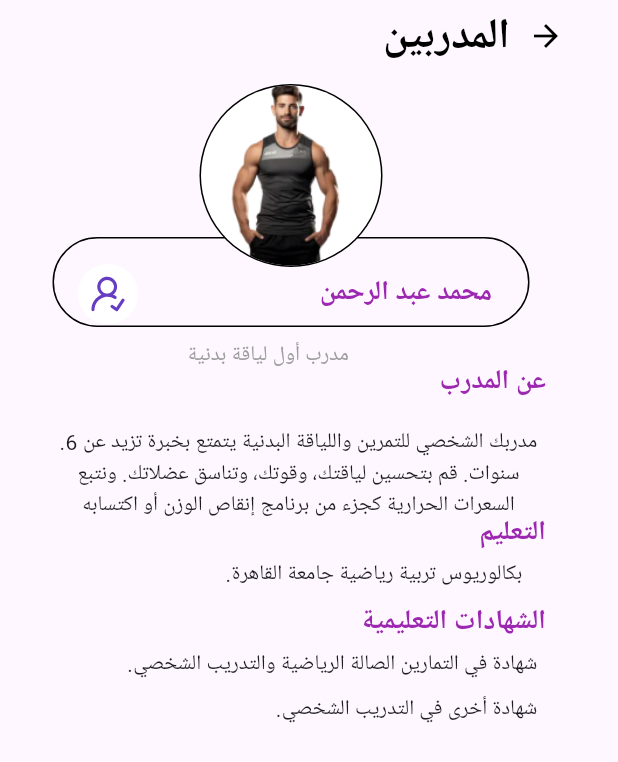
After one commit to mohamedredaelsheikh/Gym_App, a Flutter app: the TrainerInfoView screen opened directly, on a phone screen of 412 x 824 dp. The commit adds this screen. Shown: the top 762 px of the screen. Run offline on Flutter 3.47's test engine with Material 3 defaults, Android fonts, the phone set to English and light mode, and no system bars; our stand-ins replace flutter_svg; Roboto replaces fonts that are missing (Inter).

Commit message:
finish trainer info view.

```diff
--- a/lib/core/utlis/styles.dart
+++ b/lib/core/utlis/styles.dart
@@ -40,4 +40,10 @@ abstract class Styles {
       fontFamily: 'Inter',
       fontWeight: FontWeight.w500,
       height: 0);
+
+  static TextStyle styleBoldPurple18 = const TextStyle(
+    fontSize: 18,
+    fontWeight: FontWeight.bold,
+    color: Colors.purple,
+  );
 }
--- /dev/null
+++ b/lib/features/Home_feature/presentation/views/trainer_info_view.dart
@@ -0,0 +1,15 @@
+import 'package:flutter/material.dart';
+import 'package:gym_app/features/Home_feature/presentation/views/widgets/trainer_info_view_body.dart';
+
+class TrainerInfoView extends StatelessWidget {
+  const TrainerInfoView({super.key});
+
+  @override
+  Widget build(BuildContext context) {
+    return const SafeArea(
+      child: Scaffold(
+        body: TrainerInfoViewBody(),
+      ),
+    );
+  }
+}
--- /dev/null
+++ b/lib/features/Home_feature/presentation/views/widgets/trainer_info_view_body.dart
@@ -0,0 +1,202 @@
+import 'package:flutter/material.dart';
+import 'package:flutter_svg/svg.dart';
+import 'package:gym_app/core/utlis/styles.dart';
+import 'package:gym_app/features/Home_feature/presentation/views/widgets/custom_app_bar.dart';
+
+class TrainerInfoViewBody extends StatelessWidget {
+  const TrainerInfoViewBody({super.key});
+
+  @override
+  Widget build(BuildContext context) {
+    return Padding(
+      padding: const EdgeInsets.only(right: 24),
+      child: Stack(
+        clipBehavior: Clip.none,
+        children: [
+          const CustomAppBar(
+            title: "المدربين",
+          ),
+          const SizedBox(
+            height: 35,
+          ),
+          Positioned(
+            right: 0,
+            left: 0,
+            bottom: -170,
+            child: SizedBox(
+              height: 60,
+              child: Padding(
+                padding: const EdgeInsets.symmetric(
+                  horizontal: 35,
+                ),
+                child: ListTile(
+                  shape: RoundedRectangleBorder(
+                    borderRadius: BorderRadius.circular(30),
+                    side: const BorderSide(color: Colors.black),
+                  ),
+                  leading: CircleAvatar(
+                    backgroundColor: Colors.white,
+                    child: SvgPicture.asset(
+                      "assets/images/Group.svg",
+                      height: 25,
+                    ),
+                  ),
+                  title: Align(
+                    alignment: Alignment.centerRight,
+                    child: Text(
+                      'محمد عبد الرحمن',
+                      style: Styles.styleBoldPurple18,
+                    ),
+                  ),
+                ),
+              ),
+            ),
+          ),
+          const Positioned(
+            right: 0,
+            left: 0,
+            bottom: -130,
+            child: SizedBox(
+              height: 122,
+              child: CircleAvatar(
+                radius: 61,
+                backgroundColor: Colors.black,
+                child: CircleAvatar(
+                  radius: 60,
+                  backgroundColor: Colors.white,
+                  backgroundImage: AssetImage(
+                      'assets/images/trainer.png'), // Replace with the actual image
+                ),
+              ),
+            ),
+          ),
+          const SizedBox(height: 8),
+          const Positioned(
+            right: 0,
+            left: 125,
+            bottom: -200,
+            child: Text(
+              'مدرب أول لياقة بدنية',
+              style: TextStyle(
+                color: Colors.grey,
+              ),
+            ),
+          ),
+          const SizedBox(height: 16),
+          Positioned(
+            right: 0,
+            left: 125,
+            bottom: -220,
+            child: Padding(
+              padding: const EdgeInsets.symmetric(horizontal: 24),
+              child: Align(
+                alignment: Alignment.topRight,
+                child: Text(
+                  "عن المدرب",
+                  style: Styles.styleBoldPurple18,
+                ),
+              ),
+            ),
+          ),
+          const Positioned(
+            right: 0,
+            left: 10,
+            bottom: -300,
+            child: Padding(
+              padding: EdgeInsets.symmetric(horizontal: 24),
+              child: Text(
+                '.مدربك الشخصي للتمرين واللياقة البدنية يتمتع بخبرة تزيد عن 6 سنوات. قم بتحسين لياقتك، وقوتك، وتناسق عضلاتك. ونتبع السعرات الحرارية كجزء من برنامج إنقاص الوزن أو اكتسابه',
+                textAlign: TextAlign.center,
+                maxLines: 5,
+              ),
+            ),
+          ),
+          const SizedBox(
+            height: 10,
+          ),
+          Positioned(
+            right: 0,
+            left: 10,
+            bottom: -320,
+            child: Padding(
+              padding: const EdgeInsets.symmetric(horizontal: 24),
+              child: Align(
+                alignment: Alignment.topRight,
+                child: Text(
+                  'التعليم',
+                  style: Styles.styleBoldPurple18,
+                ),
+              ),
+            ),
+          ),
+          const Positioned(
+            right: 0,
+            left: 10,
+            bottom: -350,
+            child: Padding(
+              padding: EdgeInsets.symmetric(horizontal: 40),
+              child: Align(
+                alignment: Alignment.topRight,
+                child: Text(
+                  '.بكالوريوس تربية رياضية جامعة القاهرة',
+                  style: TextStyle(height: 2),
+                  maxLines: 4,
+                ),
+              ),
+            ),
+          ),
+          const SizedBox(
+            height: 10,
+          ),
+          Positioned(
+            right: 0,
+            left: 10,
+            bottom: -380,
+            child: Padding(
+              padding: const EdgeInsets.symmetric(horizontal: 24),
+              child: Align(
+                alignment: Alignment.topRight,
+                child: Text(
+                  'الشهادات التعليمية',
+                  style: Styles.styleBoldPurple18,
+                ),
+              ),
+            ),
+          ),
+          const Positioned(
+            right: 0,
+            left: 10,
+            bottom: -410,
+            child: Padding(
+              padding: EdgeInsets.symmetric(horizontal: 30),
+              child: Align(
+                alignment: Alignment.topRight,
+                child: Text(
+                  '.شهادة في التمارين الصالة الرياضية والتدريب الشخصي',
+                  style: TextStyle(height: 2),
+                  maxLines: 1,
+                ),
+              ),
+            ),
+          ),
+          const Positioned(
+            right: 0,
+            left: 10,
+            bottom: -440,
+            child: Padding(
+              padding: EdgeInsets.symmetric(horizontal: 30),
+              child: Align(
+                alignment: Alignment.topRight,
+                child: Text(
+                  '.شهادة أخرى في التدريب الشخصي',
+                  style: TextStyle(height: 2),
+                  maxLines: 4,
+                ),
+              ),
+            ),
+          )
+        ],
+      ),
+    );
+  }
+}
```
Also changed, not shown: lib/features/Home_feature/presentation/views/widgets/chat_gpt.dart (deleted, +0 -128 lines), lib/features/Home_feature/presentation/views/widgets/trainer_view_body.dart (+10 -1 lines).
